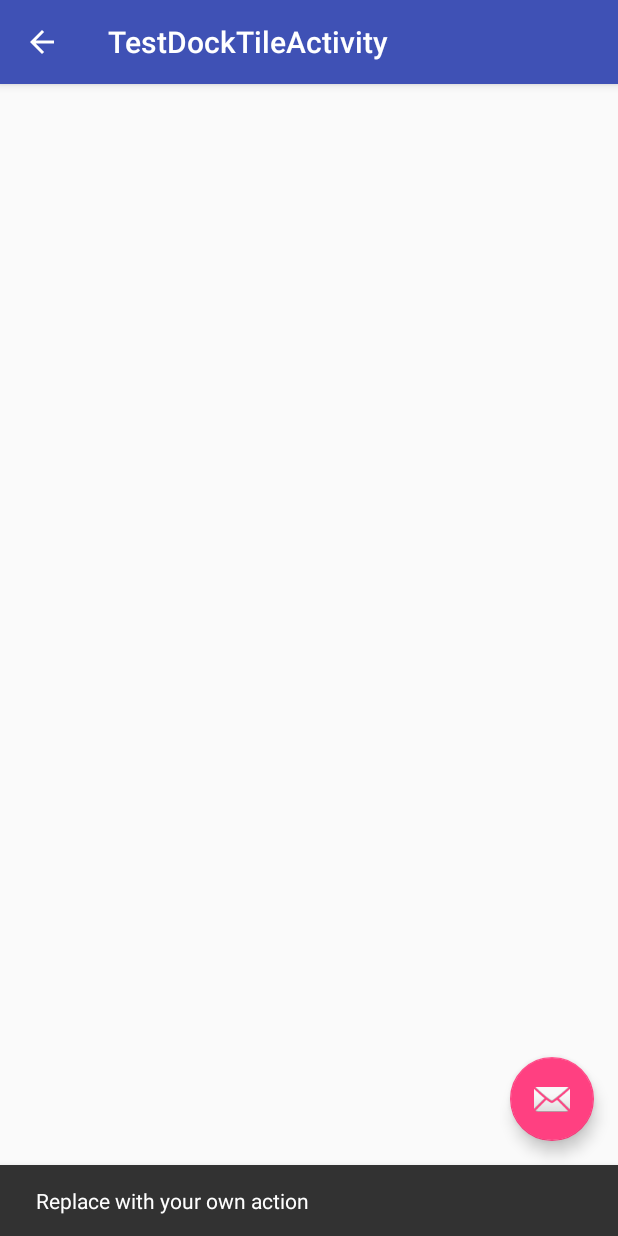
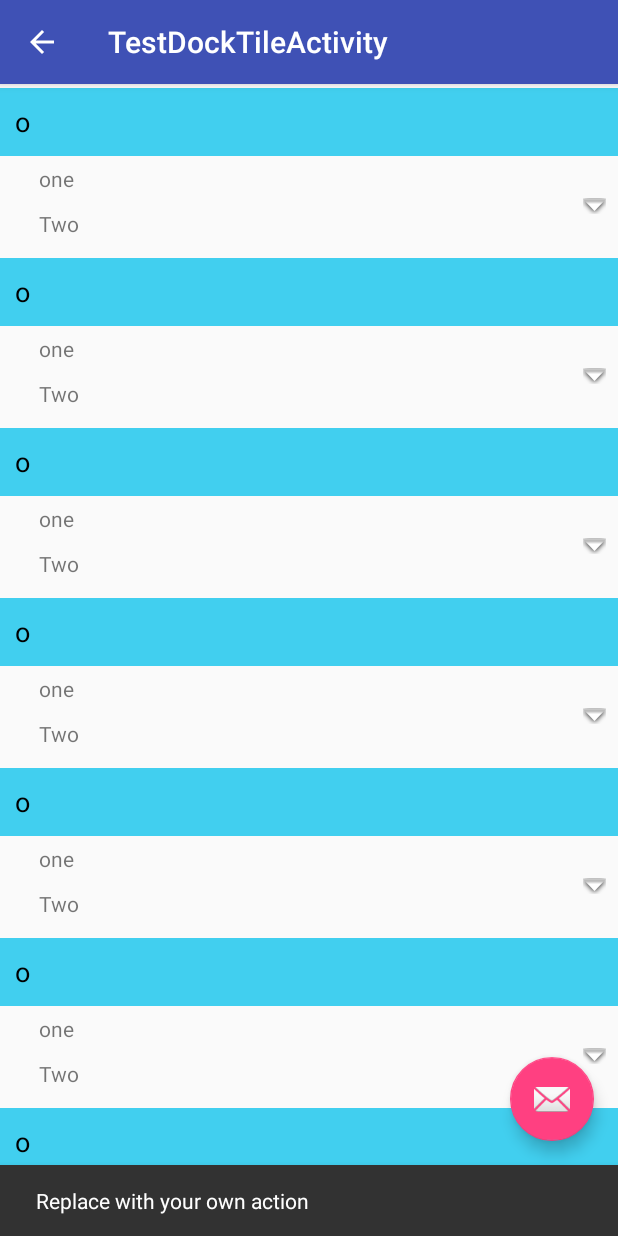
Before and after one commit to pankajnimgade/ConfigureBuilds, an Android app: the TestDockTileActivity screen opened directly, with no data from a screen before it, after a tap on an icon or button, on a phone screen of 412 x 824 dp. Run offline under Robolectric (Android 15) with nearby library versions, the phone set to English and light mode, and no system bars.

Commit message:
updated decorator

```diff
--- /dev/null
+++ b/app/src/main/java/configure/test/configurebuilds/activities/dock/list/RecyclerSectionItemDecoration.java
@@ -0,0 +1,103 @@
+package configure.test.configurebuilds.activities.dock.list;
+
+import android.graphics.Canvas;
+import android.graphics.Rect;
+import android.support.v7.widget.RecyclerView;
+import android.view.LayoutInflater;
+import android.view.View;
+import android.view.ViewGroup;
+import android.widget.TextView;
+
+import configure.test.configurebuilds.R;
+
+public class RecyclerSectionItemDecoration extends RecyclerView.ItemDecoration {
+
+    private final int headerOffset;
+    private final boolean sticky;
+    private final SectionCallback sectionCallback;
+
+    private View headerView;
+    private TextView header;
+
+    public RecyclerSectionItemDecoration(int headerOffset, boolean sticky, SectionCallback sectionCallback) {
+        this.headerOffset = headerOffset;
+        this.sticky = sticky;
+        this.sectionCallback = sectionCallback;
+    }
+
+    @Override
+    public void getItemOffsets(Rect outRect, View view, RecyclerView parent, RecyclerView.State state) {
+        super.getItemOffsets(outRect, view, parent, state);
+
+
+        int pos = parent.getChildAdapterPosition(view);
+        if (sectionCallback.isSection(pos)) {
+            outRect.top = headerOffset;
+        }
+    }
+
+    @Override
+    public void onDrawOver(Canvas c, RecyclerView parent, RecyclerView.State state) {
+        super.onDrawOver(c, parent, state);
+        if (headerView == null) {
+            headerView = inflateHeaderView(parent);
+            header = (TextView) headerView.findViewById(R.id.list_item_section_text);
+            fixLayoutSize(headerView, parent);
+        }
+
+        CharSequence previousHeader = "";
+        for (int i = 0; i < parent.getChildCount(); i++) {
+            View child = parent.getChildAt(i);
+            final int position = parent.getChildAdapterPosition(child);
+
+            CharSequence title = sectionCallback.getSectionHeader(position);
+            header.setText(title);
+            if (!previousHeader.equals(title) || sectionCallback.isSection(position)) {
+                drawHeader(c, child, headerView);
+                previousHeader = title;
+            }
+        }
+    }
+
+    private void drawHeader(Canvas c, View child, View headerView) {
+        c.save();
+        if (sticky) {
+            c.translate(0, Math.max(0, child.getTop() - headerView.getHeight()));
+        } else {
+            c.translate(0, child.getTop() - headerView.getHeight());
+        }
+        headerView.draw(c);
+        c.restore();
+    }
+
+    private View inflateHeaderView(RecyclerView parent) {
+        return LayoutInflater.from(parent.getContext())
+                .inflate(R.layout.recycler_section_header, parent, false);
+    }
+
+    /**
+     * Measures the header view to make sure its size is greater than 0 and will be drawn
+     * https://yoda.entelect.co.za/view/9627/how-to-android-recyclerview-item-decorations
+     */
+    private void fixLayoutSize(View view, ViewGroup parent) {
+        int widthSpec = View.MeasureSpec.makeMeasureSpec(parent.getWidth(),View.MeasureSpec.EXACTLY);
+        int heightSpec = View.MeasureSpec.makeMeasureSpec(parent.getHeight(),View.MeasureSpec.UNSPECIFIED);
+
+        int childWidth = ViewGroup.getChildMeasureSpec(widthSpec,
+                parent.getPaddingLeft() + parent.getPaddingRight(),view.getLayoutParams().width);
+
+        int childHeight = ViewGroup.getChildMeasureSpec(heightSpec,
+                parent.getPaddingTop() + parent.getPaddingBottom(),view.getLayoutParams().height);
+
+        view.measure(childWidth, childHeight);
+
+        view.layout(0, 0, view.getMeasuredWidth(), view.getMeasuredHeight());
+    }
+
+    public interface SectionCallback {
+
+        boolean isSection(int position);
+
+        CharSequence getSectionHeader(int position);
+    }
+}
--- a/app/src/main/java/configure/test/configurebuilds/activities/dock/list/TestDockTileActivity.kt
+++ b/app/src/main/java/configure/test/configurebuilds/activities/dock/list/TestDockTileActivity.kt
@@ -1,10 +1,17 @@
 package configure.test.configurebuilds.activities.dock.list
 
+import android.content.Context
 import android.os.Bundle
 import android.support.design.widget.Snackbar
 import android.support.v7.app.AppCompatActivity
+import android.support.v7.widget.LinearLayoutManager
 import android.support.v7.widget.RecyclerView
+import android.view.LayoutInflater
+import android.view.View
+import android.view.ViewGroup
+import android.widget.TextView
 import configure.test.configurebuilds.R
+import configure.test.configurebuilds.activities.dock.list.RecyclerSectionItemDecoration.SectionCallback
 import kotlinx.android.synthetic.main.activity_test_dock_tile.*
 
 class TestDockTileActivity : AppCompatActivity() {
@@ -26,8 +33,99 @@ class TestDockTileActivity : AppCompatActivity() {
     }
 
     private fun initializeUI() {
-        /* recyclerView = findViewById(R.id.TestDockTileActivity_dockTile_RecyclerView)
-         recyclerView.layoutManager = LinearLayoutManager(applicationContext)*/
+        recyclerView = findViewById(R.id.TestDockTileActivity_dockTile_RecyclerView)
+        recyclerView.layoutManager = LinearLayoutManager(applicationContext, LinearLayoutManager
+                .VERTICAL, false)
+        val list = ArrayList<MyListItem>()
+        initializeList(list)
+        val adapter = MyAdapter(this, list)
+        recyclerView.adapter = adapter
+
+        val sectionItemDecoration = RecyclerSectionItemDecoration(resources.getDimensionPixelSize
+        (android.R.dimen.app_icon_size),
+                true,
+                getSectionCallback(list))
+
+        recyclerView.addItemDecoration(sectionItemDecoration)
     }
 
+    private fun initializeList(list: ArrayList<MyListItem>) {
+        list.add(MyListItem("one", "Two"))
+        list.add(MyListItem("one", "Two"))
+        list.add(MyListItem("one", "Two"))
+        list.add(MyListItem("one", "Two"))
+        list.add(MyListItem("one", "Two"))
+        list.add(MyListItem("one", "Two"))
+        list.add(MyListItem("one", "Two"))
+        list.add(MyListItem("one", "Two"))
+        list.add(MyListItem("one", "Two"))
+        list.add(MyListItem("one", "Two"))
+        list.add(MyListItem("one", "Two"))
+        list.add(MyListItem("one", "Two"))
+        list.add(MyListItem("one", "Two"))
+        list.add(MyListItem("one", "Two"))
+        list.add(MyListItem("one", "Two"))
+        list.add(MyListItem("one", "Two"))
+        list.add(MyListItem("one", "Two"))
+        list.add(MyListItem("one", "Two"))
+        list.add(MyListItem("one", "Two"))
+        list.add(MyListItem("one", "Two"))
+        list.add(MyListItem("one", "Two"))
+        list.add(MyListItem("one", "Two"))
+        list.add(MyListItem("one", "Two"))
+        list.add(MyListItem("one", "Two"))
+        list.add(MyListItem("one", "Two"))
+        list.add(MyListItem("one", "Two"))
+        list.add(MyListItem("one", "Two"))
+        list.add(MyListItem("one", "Two"))
+        list.add(MyListItem("one", "Two"))
+        list.add(MyListItem("one", "Two"))
+        list.add(MyListItem("one", "Two"))
+        list.add(MyListItem("one", "Two"))
+    }
+
+    private fun getSectionCallback(list: ArrayList<MyListItem>): SectionCallback {
+
+        return object : SectionCallback {
+            override fun isSection(position: Int): Boolean {
+                return position == 0 || list[position].firstName[0] != list[position-1]
+                        .secondName[0]
+            }
+
+            override fun getSectionHeader(position: Int): CharSequence {
+                return list[position].firstName.subSequence(0,1)
+            }
+        }
+    }
+
+    private class MyAdapter(mContext: Context, val list: List<MyListItem>) :
+            RecyclerView.Adapter<MyAdapter.MyViewHolder>() {
+
+        val mLayoutInflater = LayoutInflater.from(mContext)!!
+
+        override fun onCreateViewHolder(parent: ViewGroup, viewType: Int): MyViewHolder {
+            return MyViewHolder(mLayoutInflater.inflate(
+                    R.layout.single_dock_title_item, parent, false))
+        }
+
+        override fun getItemCount(): Int {
+            return list.size
+        }
+
+        override fun onBindViewHolder(holder: MyViewHolder, position: Int) {
+            val currentMyListItem = list[position]
+            holder.firstNameTextView.text = currentMyListItem.firstName
+            holder.secondNameTextView.text = currentMyListItem.secondName
+        }
+
+        private class MyViewHolder(itemView: View?) : RecyclerView.ViewHolder(itemView) {
+
+            val firstNameTextView = itemView!!.findViewById<TextView>(R.id
+                    .single_dock_title_first_textView)
+            val secondNameTextView = itemView!!.findViewById<TextView>(R.id
+                    .single_dock_title_second_textView)
+        }
+    }
+
+    class MyListItem(val firstName: String, val secondName: String)
 }
--- a/app/src/main/res/layout/single_dock_title_item.xml
+++ b/app/src/main/res/layout/single_dock_title_item.xml
@@ -36,6 +36,10 @@
             android:layout_height="wrap_content"
             android:layout_margin="5dp"
             android:text="TextView" />
+
+        <Space
+            android:layout_width="match_parent"
+            android:layout_height="5dp" />
     </LinearLayout>
 
     <ImageView
```
Also changed, not shown: app/src/main/java/configure/test/configurebuilds/application/model/ActivityItem.kt (+2 -0 lines), app/src/main/res/layout/recycler_section_header.xml (added, +14 -0 lines), app/src/main/res/layout/single_list_title_item.xml (added, +27 -0 lines).
